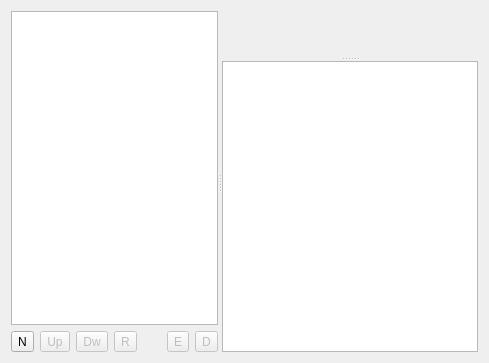
Above: src/widgets/effectstack_ui.ui from KDE/kdenlive before the change. Below: the same form after it.
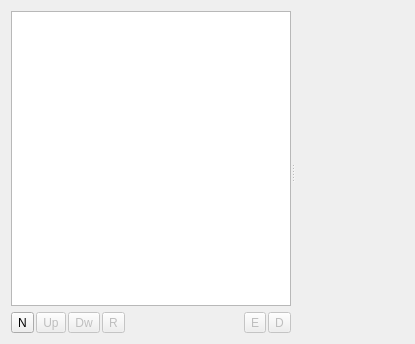
That is the form after the change. Custom widgets are drawn as their Qt base class.

Commit message: Fix really messy ui file (useless hidden frames)

What changed in the file:
```diff
--- a/src/widgets/effectstack_ui.ui
+++ b/src/widgets/effectstack_ui.ui
@@ -5,8 +5,8 @@
    <rect>
     <x>0</x>
     <y>0</y>
-    <width>489</width>
-    <height>363</height>
+    <width>415</width>
+    <height>344</height>
    </rect>
   </property>
   <property name="sizePolicy" >
@@ -15,18 +15,21 @@
     <verstretch>0</verstretch>
    </sizepolicy>
   </property>
-  <layout class="QGridLayout" >
+  <layout class="QGridLayout" name="gridLayout_2" >
    <item row="0" column="0" >
-    <widget class="QSplitter" name="splitter_2" >
+    <widget class="QSplitter" name="splitter" >
      <property name="orientation" >
       <enum>Qt::Horizontal</enum>
      </property>
-     <widget class="QWidget" name="layoutWidget" >
-      <layout class="QVBoxLayout" >
-       <item>
+     <widget class="QWidget" name="" >
+      <layout class="QGridLayout" name="gridLayout" >
+       <property name="horizontalSpacing" >
+        <number>2</number>
+       </property>
+       <item row="0" column="0" colspan="7" >
         <widget class="KListWidget" name="effectlist" >
          <property name="sizePolicy" >
-          <sizepolicy vsizetype="Expanding" hsizetype="Expanding" >
+          <sizepolicy vsizetype="Expanding" hsizetype="Preferred" >
            <horstretch>0</horstretch>
            <verstretch>0</verstretch>
           </sizepolicy>
@@ -42,9 +45,7 @@
          </property>
         </widget>
        </item>
-       <item>
-        <layout class="QHBoxLayout" >
-         <item>
+       <item row="1" column="0" >
           <widget class="QToolButton" name="buttonNew" >
            <property name="text" >
             <string>N</string>
@@ -54,7 +55,7 @@
            </property>
           </widget>
          </item>
-         <item>
+       <item row="1" column="1" >
           <widget class="QToolButton" name="buttonUp" >
            <property name="enabled" >
             <bool>false</bool>
@@ -64,7 +65,7 @@
            </property>
           </widget>
          </item>
-         <item>
+       <item row="1" column="2" >
           <widget class="QToolButton" name="buttonDown" >
            <property name="enabled" >
             <bool>false</bool>
@@ -74,7 +75,7 @@
            </property>
           </widget>
          </item>
-         <item>
+       <item row="1" column="3" >
           <widget class="QToolButton" name="buttonReset" >
            <property name="enabled" >
             <bool>false</bool>
@@ -84,7 +85,7 @@
            </property>
           </widget>
          </item>
-         <item>
+       <item row="1" column="4" >
           <spacer>
            <property name="orientation" >
             <enum>Qt::Horizontal</enum>
@@ -100,7 +101,7 @@
            </property>
           </spacer>
          </item>
-         <item>
+       <item row="1" column="5" >
           <widget class="QToolButton" name="buttonSave" >
            <property name="enabled" >
             <bool>false</bool>
@@ -110,7 +111,7 @@
            </property>
           </widget>
          </item>
-         <item>
+       <item row="1" column="6" >
           <widget class="QToolButton" name="buttonDel" >
            <property name="enabled" >
             <bool>false</bool>
@@ -121,28 +122,14 @@
           </widget>
          </item>
         </layout>
-       </item>
-      </layout>
      </widget>
-     <widget class="QWidget" name="layoutWidget" >
-      <layout class="QVBoxLayout" >
-       <item>
-        <widget class="QSplitter" name="splitter" >
-         <property name="orientation" >
-          <enum>Qt::Vertical</enum>
-         </property>
-         <widget class="QFrame" name="frame" />
-         <widget class="KTextEdit" name="infoBox" >
+     <widget class="QFrame" name="frame" >
           <property name="sizePolicy" >
-           <sizepolicy vsizetype="Expanding" hsizetype="MinimumExpanding" >
+       <sizepolicy vsizetype="Preferred" hsizetype="MinimumExpanding" >
             <horstretch>0</horstretch>
             <verstretch>0</verstretch>
            </sizepolicy>
           </property>
-         </widget>
-        </widget>
-       </item>
-      </layout>
      </widget>
     </widget>
    </item>
@@ -154,11 +141,6 @@
    <extends>QListWidget</extends>
    <header>klistwidget.h</header>
   </customwidget>
-  <customwidget>
-   <class>KTextEdit</class>
-   <extends>QTextEdit</extends>
-   <header>ktextedit.h</header>
-  </customwidget>
  </customwidgets>
  <resources/>
  <connections/>
```
Lines whose indentation alone changed are shown as unchanged. The commit also changes 1 other file.
